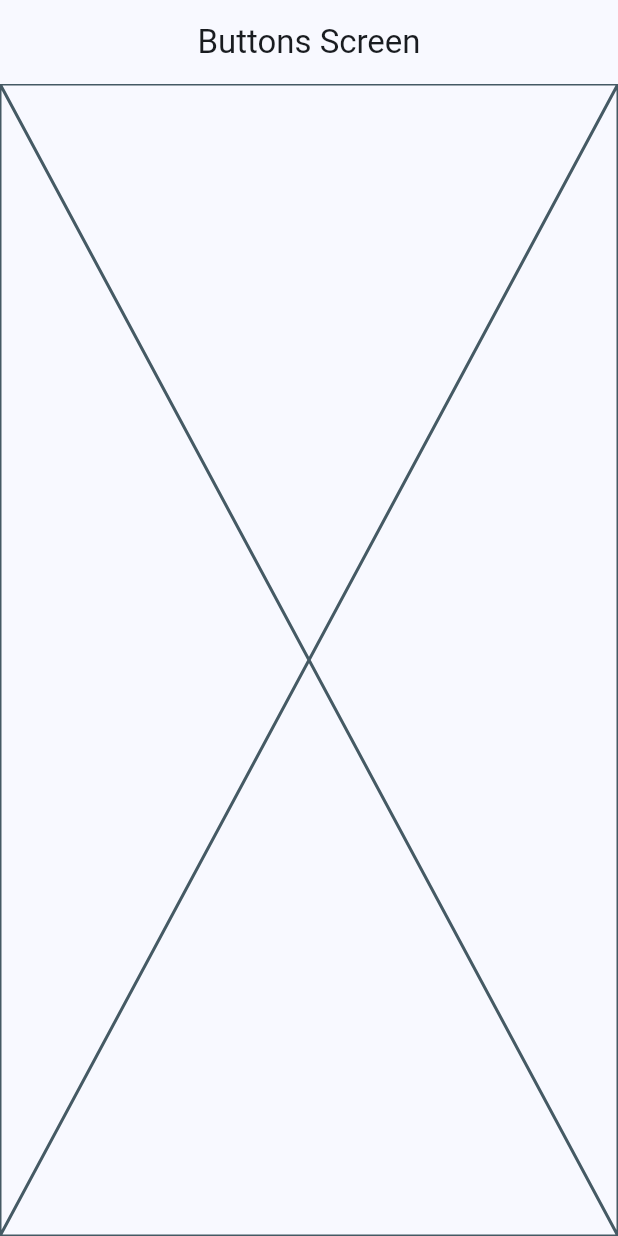
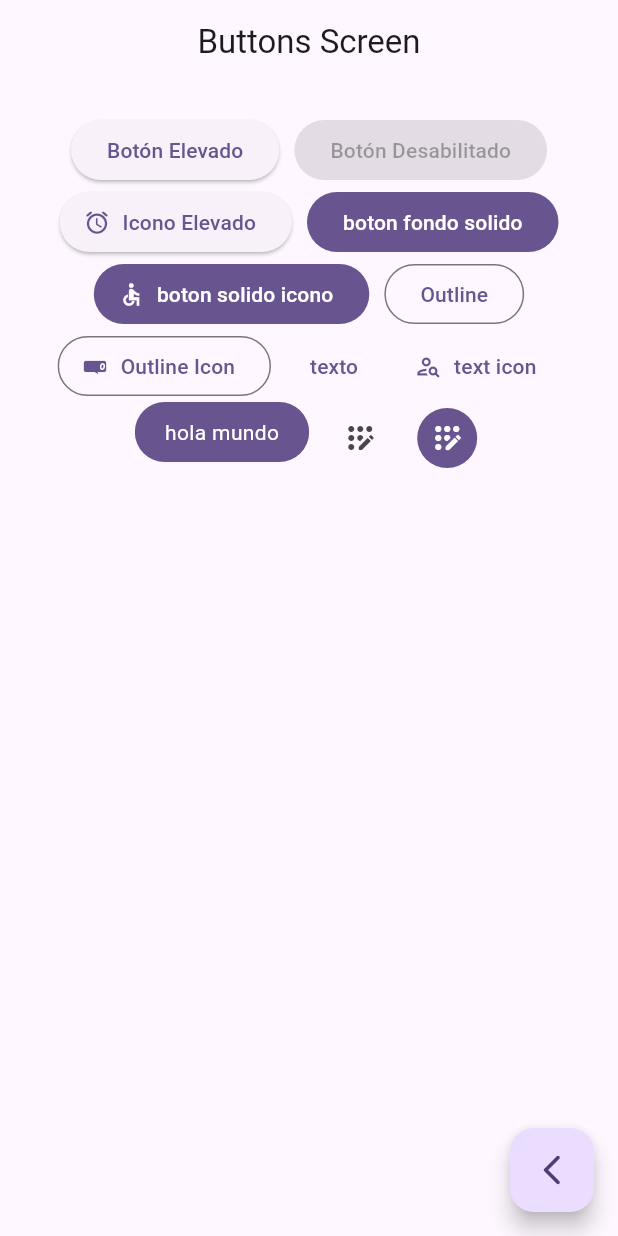
Before and after one commit to ebertmillar/widgets_app, a Flutter app: the ButtonsScreen screen opened by its route, on a phone screen of 412 x 824 dp. Run offline on Flutter 3.47's test engine with Material 3 defaults, Android fonts, the phone set to English and light mode, and no system bars; our stand-ins replace go_router.

Commit message:
buttons screen terminado

```diff
--- a/lib/main.dart
+++ b/lib/main.dart
@@ -15,7 +15,7 @@ class MainApp extends StatelessWidget {
     return MaterialApp.router(
       routerConfig: appRouter,
       debugShowCheckedModeBanner: false,
-      theme: AppTheme(selectedColor: 0).getTheme(),
+      theme: AppTheme(selectedColor: 5).getTheme(),
     );
   }
 }
--- a/lib/presentation/screens/buttons/buttons_screen.dart
+++ b/lib/presentation/screens/buttons/buttons_screen.dart
@@ -1,4 +1,6 @@
 import 'package:flutter/material.dart';
+import 'package:go_router/go_router.dart';
+import 'package:widgets_app/presentation/screens/home/home_screen.dart';
 
 class ButtonsScreen extends StatelessWidget {
 
@@ -12,7 +14,116 @@ class ButtonsScreen extends StatelessWidget {
       appBar: AppBar(
         title: const Text('Buttons Screen'),
       ),
-      body: const Placeholder(),
+      body: const _ButtonsView(),
+      floatingActionButton: FloatingActionButton(
+        child: Icon(Icons.arrow_back_ios_new_rounded),
+        onPressed: (){
+          context.pop();
+        }
+      ),
     );
   }
 }
+
+class _ButtonsView extends StatelessWidget {
+  const _ButtonsView();
+
+  @override
+  Widget build(BuildContext context) {
+
+    final colors = Theme.of(context).colorScheme;
+    return SizedBox(
+      width: double.infinity,
+      child: Padding(
+        padding: const EdgeInsets.symmetric(horizontal: 10, vertical: 20),
+        child: Wrap(
+          spacing: 10,
+          alignment: WrapAlignment.center,
+          children: [
+            ElevatedButton(
+              onPressed: (){},
+              child: const Text('Botón Elevado')
+            ),
+            const ElevatedButton(
+              onPressed: null,
+              child: Text('Botón Desabilitado')
+            ),
+            ElevatedButton.icon(
+              onPressed: (){},
+              icon:const Icon(Icons.access_alarm_rounded) ,
+              label: const Text('Icono Elevado')
+            ),
+            FilledButton(
+              onPressed: (){},
+              child: const Text('boton fondo solido')
+            ),
+            FilledButton.icon(
+              onPressed: (){},
+              icon: const Icon(Icons.accessible_sharp),
+              label: const Text('boton solido icono'),
+            ),
+            OutlinedButton(
+              onPressed: (){},
+              child: const Text('Outline')
+            ),
+            OutlinedButton.icon(
+              onPressed: (){},
+              icon: const Icon(Icons.woo_commerce_rounded),
+              label: const Text('Outline Icon')
+            ),
+            TextButton(
+              onPressed: (){},
+              child: const Text('texto')
+            ),
+            TextButton.icon(
+              onPressed: (){},
+              icon: const Icon(Icons.person_search_outlined),
+              label: const Text('text icon')
+            ),
+
+            //boton personalizado
+            const CustomButton(),
+
+            IconButton(
+              onPressed: (){},
+              icon: const Icon(Icons.app_registration_rounded)
+            ),
+            IconButton(
+              onPressed: (){},
+              icon: const Icon(Icons.app_registration_rounded),
+              style: ButtonStyle(
+                backgroundColor: WidgetStatePropertyAll(colors.primary),
+                iconColor: const WidgetStatePropertyAll(Colors.white)
+              ),
+            ),
+          ],
+        ),
+      ),
+    );
+  }
+}
+
+
+class CustomButton extends StatelessWidget {
+  const CustomButton({super.key});
+
+  @override
+  Widget build(BuildContext context) {
+
+    final colors = Theme.of(context).colorScheme;
+
+    return ClipRRect(// Sirve para colocar especificamente bordes redondeados
+      borderRadius: BorderRadius.circular(20),
+      child: Material(
+        color: colors.primary,
+        child: InkWell(// Es como un GestureDetector pero reacciona al metodo
+          onTap: (){},
+          child: const Padding(
+            padding: EdgeInsets.symmetric(horizontal: 20, vertical: 10),
+            child: Text('hola mundo', style: TextStyle(color: Colors.white))
+            ),
+        ),
+      ),
+    );
+  }
+}
```
